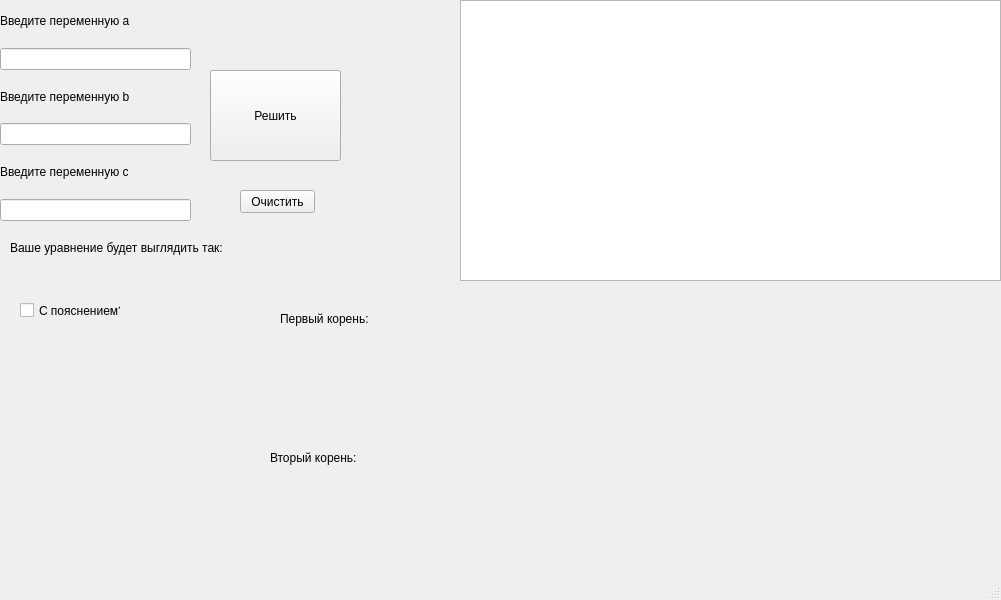
Qt form discriminant.ui (Misantrhope/Solutio-aequationem-quadraticam) before a commit.
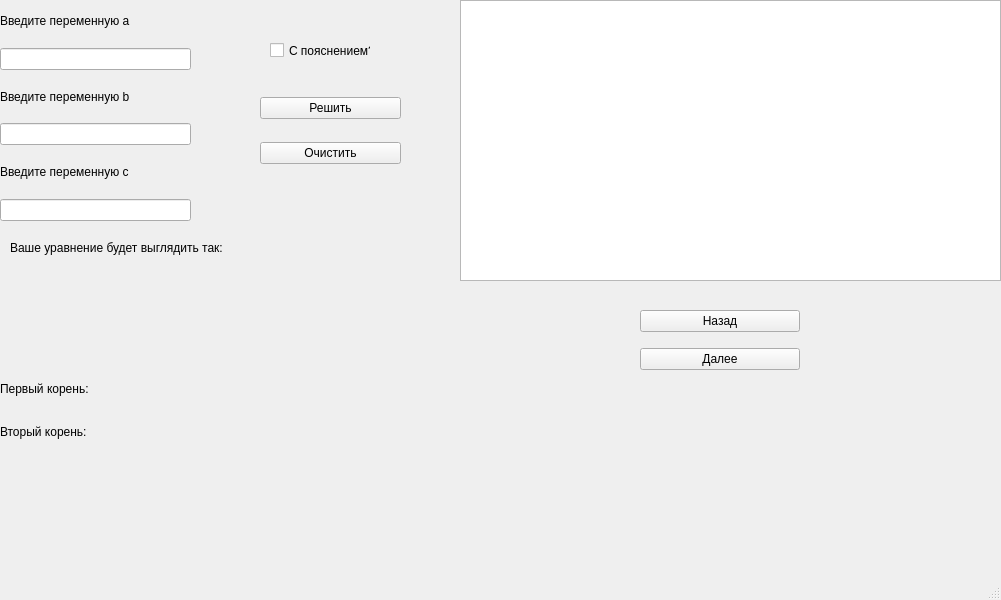
The same form after that commit.

Commit message: Добавлена пошаговое обьяснение к решению уравнение.

Diff of the .ui file:
```diff
--- a/discriminant.ui
+++ b/discriminant.ui
@@ -86,24 +86,11 @@
 &lt;p style=&quot;-qt-paragraph-type:empty; margin-top:0px; margin-bottom:0px; margin-left:0px; margin-right:0px; -qt-block-indent:0; text-indent:0px;&quot;&gt;&lt;br /&gt;&lt;/p&gt;&lt;/body&gt;&lt;/html&gt;</string>
     </property>
    </widget>
-   <widget class="QPushButton" name="start">
-    <property name="geometry">
-     <rect>
-      <x>210</x>
-      <y>70</y>
-      <width>131</width>
-      <height>91</height>
-     </rect>
-    </property>
-    <property name="text">
-     <string>Решить</string>
-    </property>
-   </widget>
    <widget class="QCheckBox" name="with_explains">
     <property name="geometry">
      <rect>
-      <x>20</x>
-      <y>290</y>
+      <x>270</x>
+      <y>30</y>
       <width>101</width>
       <height>41</height>
      </rect>
@@ -112,44 +99,83 @@
      <string>С пояснением?</string>
     </property>
    </widget>
-   <widget class="QLabel" name="x2">
+   <widget class="QWidget" name="verticalLayoutWidget_2">
     <property name="geometry">
      <rect>
-      <x>270</x>
-      <y>440</y>
-      <width>501</width>
-      <height>36</height>
+      <x>0</x>
+      <y>370</y>
+      <width>481</width>
+      <height>80</height>
      </rect>
     </property>
-    <property name="text">
-     <string>Вторый корень:</string>
-    </property>
+    <layout class="QVBoxLayout" name="verticalLayout_2">
+     <item>
+      <widget class="QLabel" name="x1">
+       <property name="text">
+        <string>Первый корень:</string>
+       </property>
+      </widget>
+     </item>
+     <item>
+      <widget class="QLabel" name="x2">
+       <property name="text">
+        <string>Вторый корень:</string>
+       </property>
+      </widget>
+     </item>
+    </layout>
    </widget>
-   <widget class="QLabel" name="x1">
+   <widget class="QWidget" name="verticalLayoutWidget_3">
     <property name="geometry">
      <rect>
-      <x>280</x>
-      <y>280</y>
-      <width>511</width>
-      <height>78</height>
+      <x>260</x>
+      <y>80</y>
+      <width>141</width>
+      <height>101</height>
      </rect>
     </property>
-    <property name="text">
-     <string>Первый корень:</string>
-    </property>
+    <layout class="QVBoxLayout" name="verticalLayout_3">
+     <item>
+      <widget class="QPushButton" name="start">
+       <property name="text">
+        <string>Решить</string>
+       </property>
+      </widget>
+     </item>
+     <item>
+      <widget class="QPushButton" name="reset">
+       <property name="text">
+        <string>Очистить</string>
+       </property>
+      </widget>
+     </item>
+    </layout>
    </widget>
-   <widget class="QPushButton" name="reset">
+   <widget class="QWidget" name="verticalLayoutWidget_4">
     <property name="geometry">
      <rect>
-      <x>240</x>
-      <y>190</y>
-      <width>75</width>
-      <height>23</height>
+      <x>640</x>
+      <y>300</y>
+      <width>160</width>
+      <height>80</height>
      </rect>
     </property>
-    <property name="text">
-     <string>Очистить</string>
-    </property>
+    <layout class="QVBoxLayout" name="verticalLayout_4">
+     <item>
+      <widget class="QPushButton" name="back">
+       <property name="text">
+        <string>Назад</string>
+       </property>
+      </widget>
+     </item>
+     <item>
+      <widget class="QPushButton" name="next">
+       <property name="text">
+        <string>Далее</string>
+       </property>
+      </widget>
+     </item>
+    </layout>
    </widget>
   </widget>
   <widget class="QMenuBar" name="menubar">
```
The commit also changes 1 other file.
